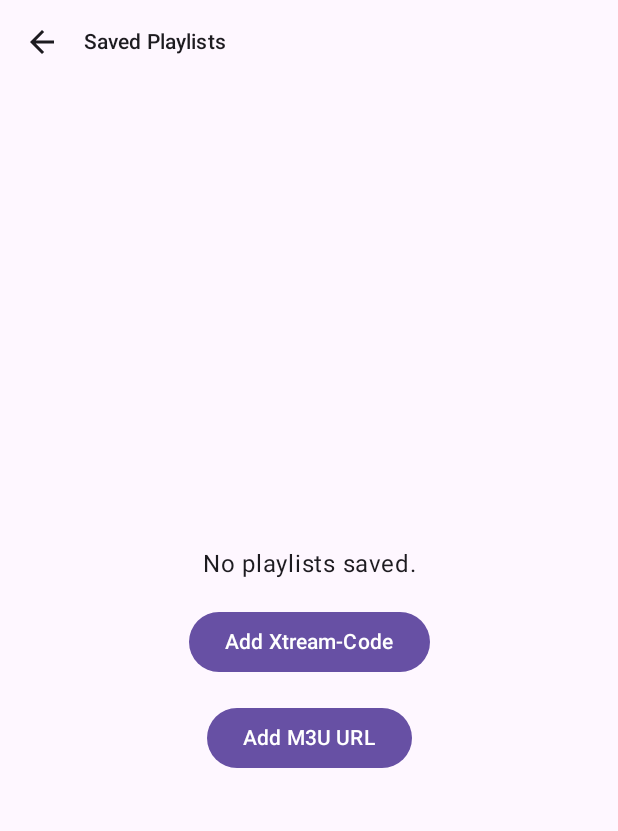
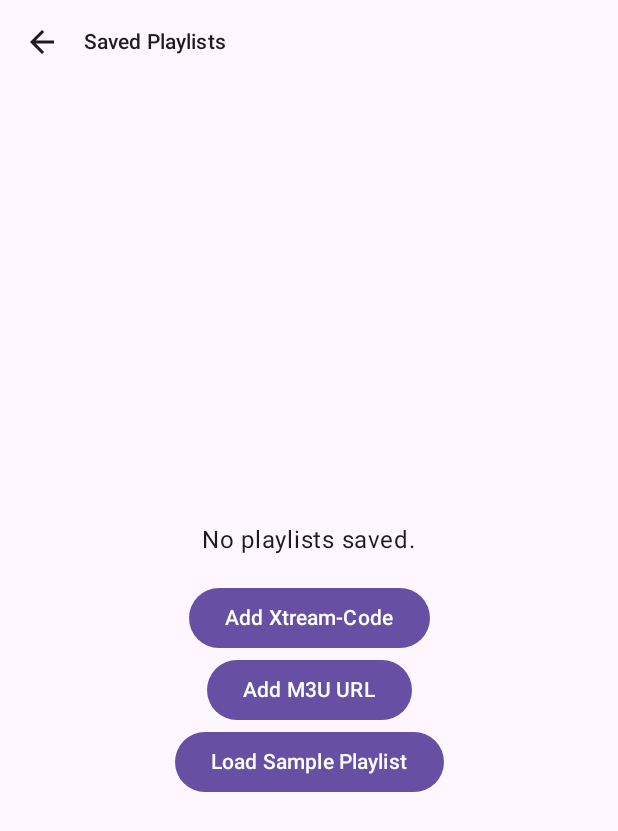
Before and after one commit to whatdoIputhere/IPTV-Player, an Android app built with Jetpack Compose: the screen it shows after launch (MainActivity), after a tap on "Playlists", on a phone screen of 412 x 824 dp. Shown: the top 831 px of the screen. Run offline under Robolectric (Android 15) with nearby library versions, the phone set to English and light mode, and no system bars; libraries missing offline, so code that uses them is left out: java.util.concurrent.

Commit message:
add sample playlist

```diff
--- a/app/src/main/java/com/whatdoiputhere/iptvplayer/MainActivity.kt
+++ b/app/src/main/java/com/whatdoiputhere/iptvplayer/MainActivity.kt
@@ -103,6 +103,7 @@ fun iptvApp() {
                             onValidateXtream = { host, username, password ->
                                 viewModel.validateXtream(host, username, password)
                             },
+                            onAddSamplePlaylist = { viewModel.addSamplePlaylist() },
                             onValidateM3U = { url -> viewModel.validateM3U(url) },
                             onSelectPlaylist = { id -> viewModel.setActivePlaylist(id) },
                             onDeletePlaylist = { id -> viewModel.removePlaylist(id) },
--- a/app/src/main/java/com/whatdoiputhere/iptvplayer/ui/screens/SavedPlaylistsScreen.kt
+++ b/app/src/main/java/com/whatdoiputhere/iptvplayer/ui/screens/SavedPlaylistsScreen.kt
@@ -4,6 +4,7 @@ import androidx.compose.foundation.layout.Arrangement
 import androidx.compose.foundation.layout.Box
 import androidx.compose.foundation.layout.Column
 import androidx.compose.foundation.layout.Row
+import androidx.compose.foundation.layout.Spacer
 import androidx.compose.foundation.layout.fillMaxHeight
 import androidx.compose.foundation.layout.fillMaxSize
 import androidx.compose.foundation.layout.fillMaxWidth
@@ -66,6 +67,7 @@ fun savedPlaylistsScreen(
     loadingPlaylistId: String?,
     onAddXtream: (String, String, String, String) -> Unit,
     onAddM3U: (String, String) -> Unit,
+    onAddSamplePlaylist: () -> Unit,
     onValidateXtream: suspend (String, String, String) -> Boolean,
     onValidateM3U: suspend (String) -> Boolean,
     onSelectPlaylist: (String) -> Unit,
@@ -149,6 +151,16 @@ fun savedPlaylistsScreen(
                                     showXtreamDialog = true
                                 },
                             )
+                            DropdownMenuItem(
+                                text = {
+                                    Text(stringResource(id = R.string.add_sample_playlist))
+                                },
+                                onClick = {
+                                    showAddMenu = false
+                                    showXtreamDialog = false
+                                    onAddSamplePlaylist()
+                                },
+                            )
                         }
                     }
                 },
@@ -164,22 +176,16 @@ fun savedPlaylistsScreen(
     ) { padding ->
         Box(modifier = Modifier.padding(padding)) {
             if (playlists.isEmpty()) {
-                Box(
+                Column(
                     modifier = Modifier.fillMaxSize(),
-                    contentAlignment = Alignment.Center,
+                    horizontalAlignment = Alignment.CenterHorizontally,
+                    verticalArrangement = Arrangement.Center,
                 ) {
-                    Column(
-                        horizontalAlignment = Alignment.CenterHorizontally,
-                        verticalArrangement = Arrangement.spacedBy(16.dp),
-                    ) {
-                        Text(stringResource(id = R.string.no_playlists_saved))
-                        Button(onClick = { showXtreamDialog = true }) {
-                            Text(stringResource(id = R.string.add_xtream_code))
-                        }
-                        Button(onClick = { showM3UDialog = true }) {
-                            Text(stringResource(id = R.string.add_m3u_url))
-                        }
-                    }
+                    Text(stringResource(id = R.string.no_playlists_saved))
+                    Spacer(modifier = Modifier.height(16.dp))
+                    Button(onClick = { showXtreamDialog = true }) { Text(stringResource(id = R.string.add_xtream_code)) }
+                    Button(onClick = { showM3UDialog = true }) { Text(stringResource(id = R.string.add_m3u_url)) }
+                    Button(onClick = { onAddSamplePlaylist() }) { Text(stringResource(id = R.string.add_sample_playlist)) }
                 }
             } else {
                 LazyColumn(modifier = Modifier.fillMaxSize()) {
--- a/app/src/main/java/com/whatdoiputhere/iptvplayer/viewmodel/IPTVViewModel.kt
+++ b/app/src/main/java/com/whatdoiputhere/iptvplayer/viewmodel/IPTVViewModel.kt
@@ -89,6 +89,10 @@ class IPTVViewModel(
             )
         addPlaylist(cfg)
         setActivePlaylist(id)
+    }
+
+    fun addSamplePlaylist() {
+        addM3UPlaylist(name = "Sample", url = "https://iptv-org.github.io/iptv/index.country.m3u")
     }
 
     private fun parseXtreamFromM3U(url: String): Triple<String, String, String>? {
--- a/app/src/main/res/values/strings.xml
+++ b/app/src/main/res/values/strings.xml
@@ -26,6 +26,7 @@
     <string name="add_playlist">Add Playlist</string>
     <string name="add_m3u_url">Add M3U URL</string>
     <string name="add_xtream_code">Add Xtream-Code</string>
+    <string name="add_sample_playlist">Load Sample Playlist</string>
     <string name="no_playlists_saved">No playlists saved.</string>
 
     <string name="active">Active</string>
```
